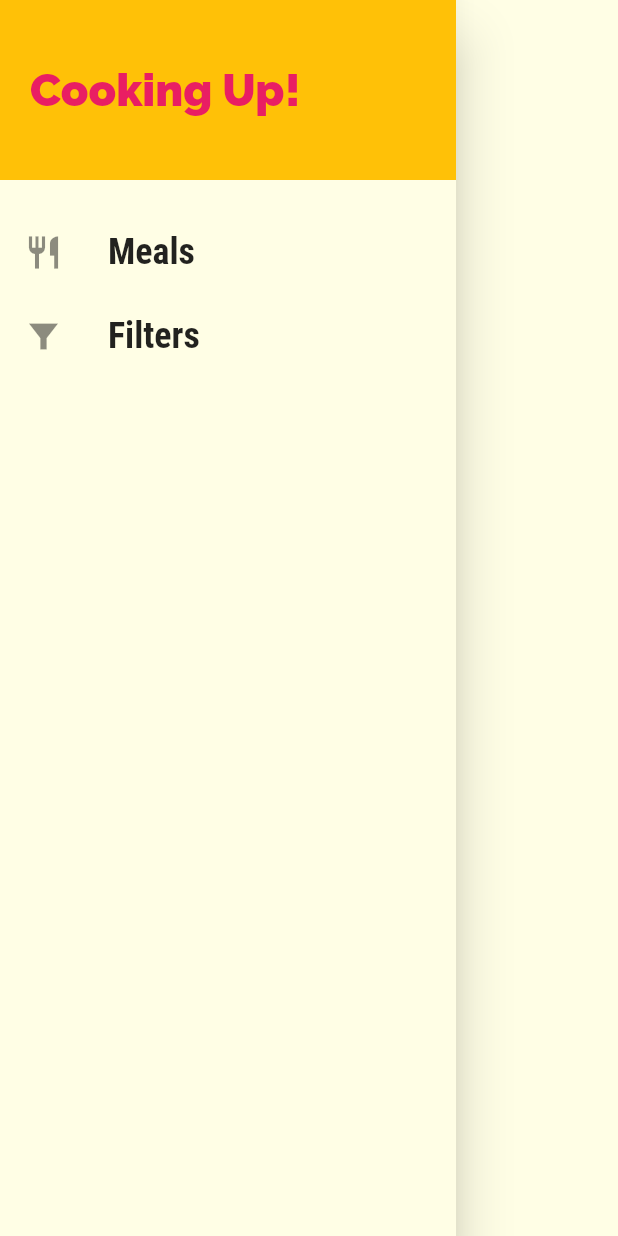
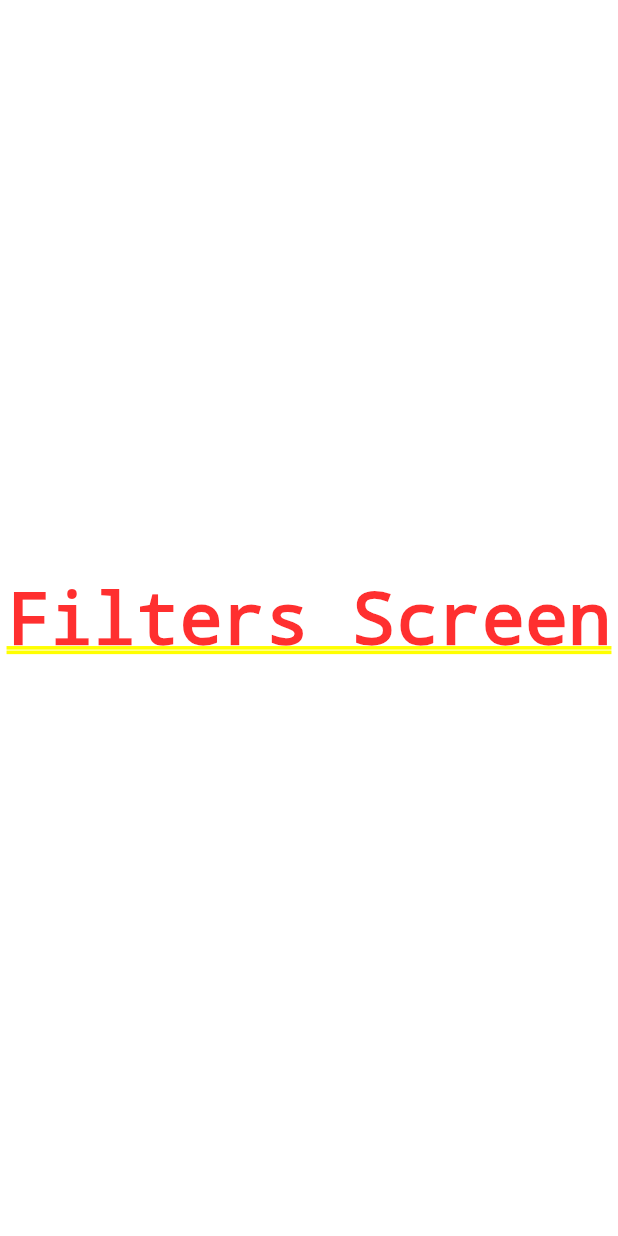
Before and after one commit to notsarthak/recipe-app, a Flutter app: the MainDrawer widget shown alone on an empty page, opened directly, after a tap on "Filters", on a phone screen of 412 x 824 dp. Run offline on Flutter 3.47's test engine with Material 2 defaults, Android fonts, the phone set to English and light mode, and no system bars.

Commit message:
Started with filters screen and enabled navigation on side drawer links

```diff
--- a/lib/main.dart
+++ b/lib/main.dart
@@ -1,9 +1,10 @@
 import 'package:flutter/material.dart';
 
-import "./screens/categories_screen.dart";
+// import "./screens/categories_screen.dart";
 import "./screens/category_meals_screen.dart";
 import "./screens/meal_detail_screen.dart";
 import "./screens/tabs_screen.dart";
+import "./screens/filters_screen.dart";
 
 void main() {
   runApp(MyApp());
@@ -41,6 +42,7 @@ class MyApp extends StatelessWidget {
         // "/category-meals": (_) => CategoryMealsScreen(),
         CategoryMealsScreen.routeName: (_) => CategoryMealsScreen(),
         MealDetailScreen.routeName: (_) => MealDetailScreen(),
+        FiltersScreen.routeName: (_) => FiltersScreen(),
       },
       // onGenerateRoute: (settings) {
       //   print(settings.arguments);
--- /dev/null
+++ b/lib/screens/filters_screen.dart
@@ -0,0 +1,12 @@
+import "package:flutter/material.dart";
+
+class FiltersScreen extends StatelessWidget {
+  static const String routeName = "/filters";
+
+  @override
+  Widget build(BuildContext context) {
+    return Center(
+      child: Text("Filters Screen"),
+    );
+  }
+}
--- a/lib/widgets/main_drawer.dart
+++ b/lib/widgets/main_drawer.dart
@@ -1,7 +1,8 @@
 import "package:flutter/material.dart";
+import 'package:meals_app/screens/filters_screen.dart';
 
 class MainDrawer extends StatelessWidget {
-  Widget listTileBuilder(IconData icon, String title) {
+  Widget listTileBuilder(IconData icon, String title, Function tapHandler) {
     return ListTile(
       leading: Icon(icon, size: 26),
       title: Text(
@@ -12,7 +13,7 @@ class MainDrawer extends StatelessWidget {
           fontWeight: FontWeight.bold,
         ),
       ),
-      onTap: () {},
+      onTap: tapHandler,
     );
   }
 
@@ -39,8 +40,20 @@ class MainDrawer extends StatelessWidget {
           SizedBox(
             height: 20,
           ),
-          listTileBuilder(Icons.restaurant, "Meals"),
-          listTileBuilder(Icons.filter_alt_sharp, "Filters"),
+          listTileBuilder(
+            Icons.restaurant,
+            "Meals",
+            () {
+              Navigator.of(context).pushNamed('/');
+            },
+          ),
+          listTileBuilder(
+            Icons.filter_alt_sharp,
+            "Filters",
+            () {
+              Navigator.of(context).pushNamed(FiltersScreen.routeName);
+            },
+          ),
         ],
       ),
     );
```
